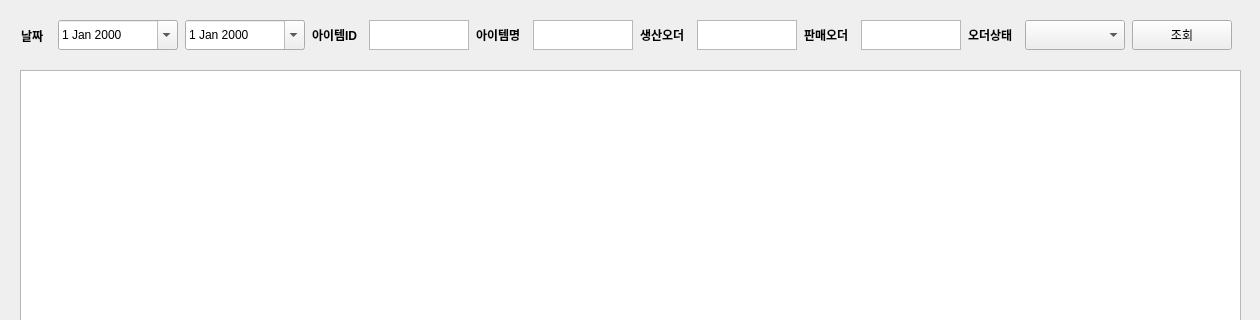
Old version of the form ui/total_prod_order.ui in the repository RaineyLee/dooch_mes_v1.2; both pictures show x 0 to 1260 and y 0 to 320 of the 1260 by 680 pixel window.
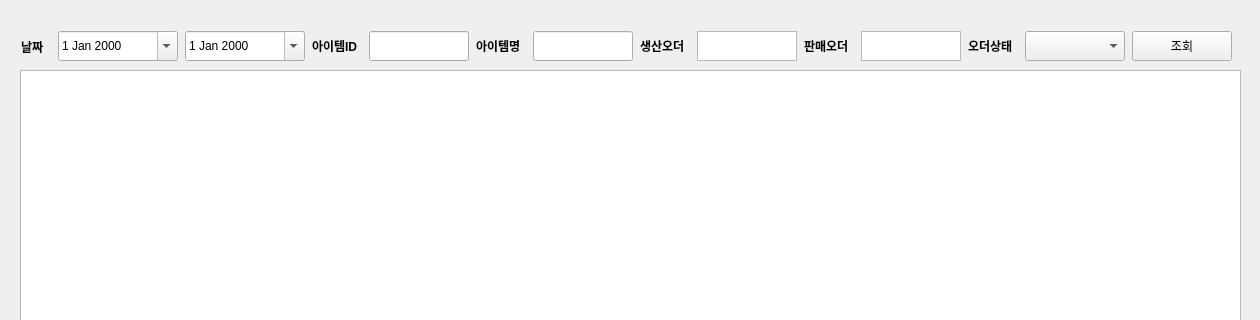
New version of the form.

Diff of the .ui file:
```diff
--- a/ui/total_prod_order.ui
+++ b/ui/total_prod_order.ui
@@ -34,7 +34,7 @@
      <x>20</x>
      <y>10</y>
      <width>1221</width>
-     <height>51</height>
+     <height>73</height>
     </rect>
    </property>
    <layout class="QHBoxLayout" name="lay_items">
@@ -120,11 +120,17 @@
      </widget>
     </item>
     <item>
-     <widget class="QTextEdit" name="txt_item_id">
+     <widget class="QLineEdit" name="txt_itme_id">
+      <property name="minimumSize">
+       <size>
+        <width>0</width>
+        <height>30</height>
+       </size>
+      </property>
       <property name="maximumSize">
        <size>
         <width>100</width>
-        <height>30</height>
+        <height>16777215</height>
        </size>
       </property>
      </widget>
@@ -150,11 +156,17 @@
      </widget>
     </item>
     <item>
-     <widget class="QTextEdit" name="txt_item_name">
+     <widget class="QLineEdit" name="txt_itme_name">
+      <property name="minimumSize">
+       <size>
+        <width>0</width>
+        <height>30</height>
+       </size>
+      </property>
       <property name="maximumSize">
        <size>
         <width>100</width>
-        <height>30</height>
+        <height>16777215</height>
        </size>
       </property>
      </widget>
```
